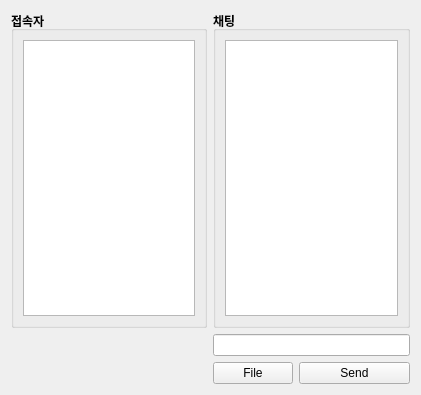
This is Dentix/chatbasicform.ui in sueun-jo/2ndmini_dentix as Qt 5 draws it before an edit. The edited form follows.
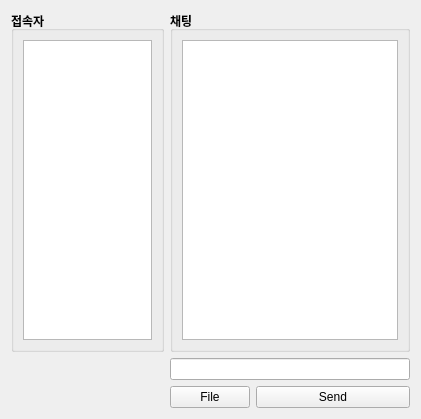
This is the edited form.

Commit message: UI 수정

```diff
--- a/Dentix/chatbasicform.ui
+++ b/Dentix/chatbasicform.ui
@@ -7,7 +7,7 @@
     <x>0</x>
     <y>0</y>
     <width>421</width>
-    <height>395</height>
+    <height>415</height>
    </rect>
   </property>
   <property name="windowTitle">
@@ -32,6 +32,12 @@
        <layout class="QVBoxLayout" name="verticalLayout_2">
         <item>
          <widget class="QListWidget" name="listWidget">
+          <property name="maximumSize">
+           <size>
+            <width>170</width>
+            <height>16777215</height>
+           </size>
+          </property>
           <property name="font">
            <font>
             <bold>false</bold>
@@ -58,6 +64,12 @@
        <layout class="QVBoxLayout" name="verticalLayout">
         <item>
          <widget class="QListWidget" name="lwLogChat">
+          <property name="minimumSize">
+           <size>
+            <width>0</width>
+            <height>300</height>
+           </size>
+          </property>
           <property name="font">
            <font>
             <bold>false</bold>
```
The commit also changes 6 other files.
